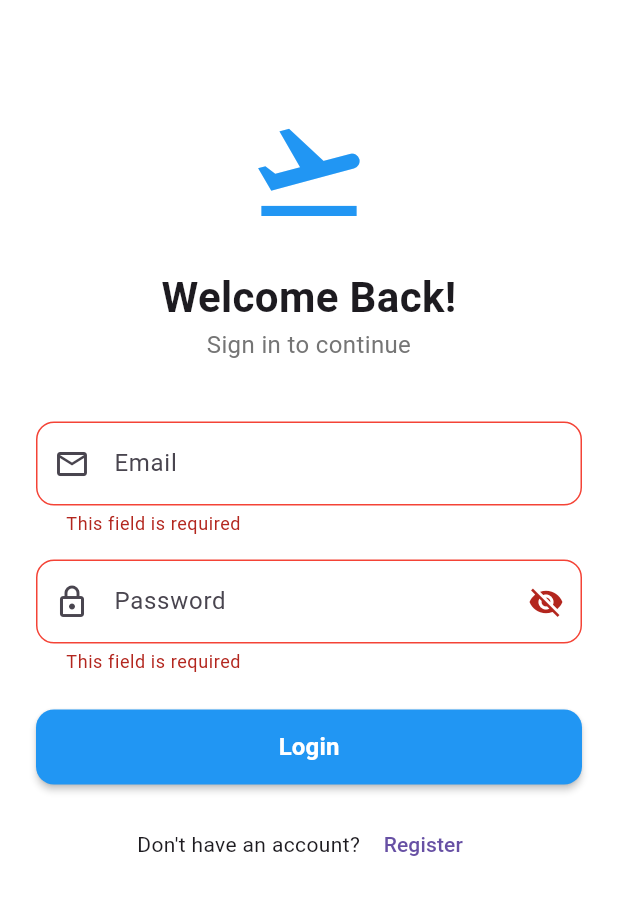
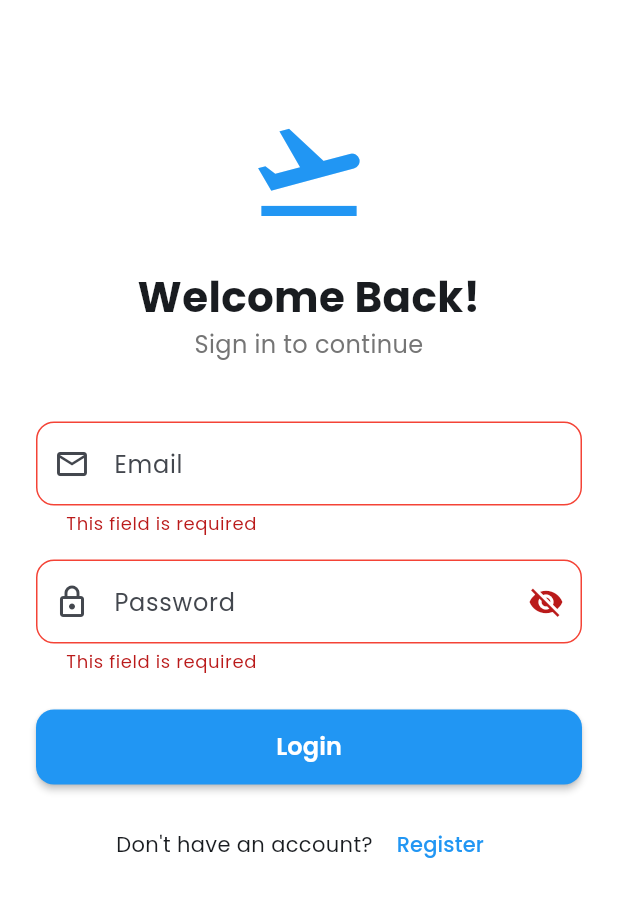
Before and after one commit to nikita74939/tourism, a Flutter app: the screen it shows after launch, after a tap on "Login", on a phone screen of 412 x 824 dp. Shown: the top 897 px of the screen. Run offline on Flutter 3.47's test engine with Material 3 defaults, Android fonts, the phone set to English and light mode, and no system bars; our stand-ins replace cached_network_image, dio, flutter_local_notifications, geocoding, geolocator, get and 1 more; accounts and stored records are empty.

Commit message:
our main😎

```diff
--- a/lib/main.dart
+++ b/lib/main.dart
@@ -1,22 +1,50 @@
 import 'package:flutter/material.dart';
 import 'package:get/get.dart';
-import 'package:tourism/controllers/auth_controller.dart';
+import 'storage/local_storage.dart';
+import 'services/api_service.dart';
+import 'services/notification_service.dart';
+import 'routes/app_pages.dart';
 import 'routes/app_routes.dart';
-import 'routes/app_pages.dart';
+import 'utils/constants.dart';
 
-void main() {
-  Get.put(AuthController());
+void main() async {
+  WidgetsFlutterBinding.ensureInitialized();
+
+  // Initialize services
+  await LocalStorage.init();
+  ApiService().init();
+  await NotificationService.init();
+
   runApp(const MyApp());
 }
 
 class MyApp extends StatelessWidget {
   const MyApp({super.key});
+
+  // final _storage = LocalStorage();
+
   @override
   Widget build(BuildContext context) {
     return GetMaterialApp(
-      title: 'Tourism',
+      title: AppConstants.appName,
       debugShowCheckedModeBanner: false,
-      initialRoute: Routes.splash,
+      theme: ThemeData(
+        primaryColor: AppColors.primaryColor,
+        scaffoldBackgroundColor: AppColors.backgroundColor,
+        colorScheme: ColorScheme.fromSeed(
+          seedColor: AppColors.primaryColor,
+          primary: AppColors.primaryColor,
+        ),
+        fontFamily: 'Poppins',
+        appBarTheme: const AppBarTheme(
+          backgroundColor: AppColors.primaryColor,
+          foregroundColor: Colors.white,
+          elevation: 0,
+          centerTitle: true,
+        ),
+        useMaterial3: true,
+      ),
+      initialRoute: AppRoutes.splash,
       getPages: AppPages.pages,
     );
   }
```
